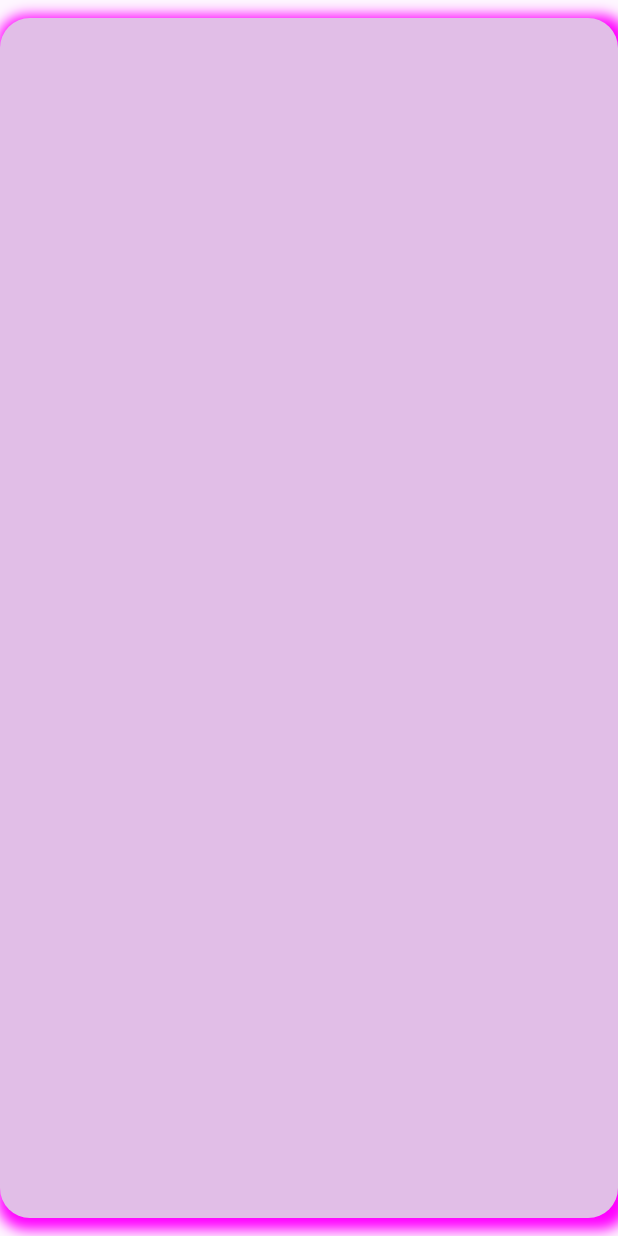
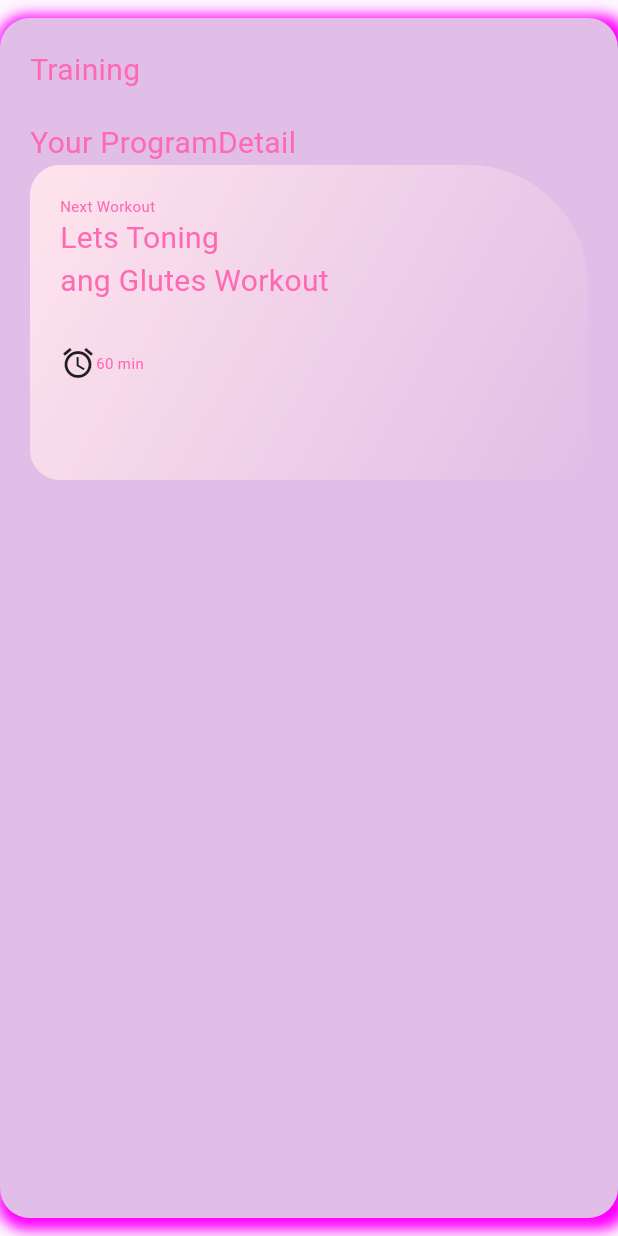
Before and after one commit to NameeNomen/Mobile-programing-with-dart-and-flutter, a Flutter app: the screen it shows after launch, on a phone screen of 412 x 824 dp. Run offline on Flutter 3.47's test engine with Material 3 defaults, Android fonts, the light colour scheme and no system bars.

Commit message:
masih pusing dengan proses

```diff
--- a/lib/latihan/icon.dart
+++ b/lib/latihan/icon.dart
@@ -24,7 +24,100 @@ class BelajarIcon extends StatelessWidget {
               )
             ],
           ),
+           child: Column(
+            crossAxisAlignment: CrossAxisAlignment.start,
+            children: [
+              Row(
+                children: [
+
+              Text("Training", style: TextStyle(
+                color: const Color(0xffFF69B4),
+                fontSize: 20,
+              ),),
+                ],
+              ),
+                SizedBox(
+                height: 20,
+              ),
+              Row(
+                children: [
+              Text("Your Program", style: TextStyle(
+                color: const Color(0xffFF69B4),
+                fontSize: 20,
+              ),),
+              Text("Detail", style: TextStyle(
+                color: const Color(0xffFF69B4),
+                fontSize: 20,
+              ),),
+            ],
+            ),
+          Container(
+                padding: EdgeInsets.all(20),
+                width: 400,
+                height: 210,
+                decoration: BoxDecoration(
+                  gradient: const LinearGradient(
+                    colors: [Color(0xffffe4ec), Color(0xffe1bee7)], // pink muda → ungu muda
+                    begin: Alignment.topLeft,
+                    end: Alignment.bottomRight,
+
+                  ),
+                  borderRadius: BorderRadius.only(
+                    topLeft: Radius.circular(20),
+                    topRight: Radius.circular(80),
+                    bottomLeft: Radius.circular(20),
+                    bottomRight: Radius.circular(20)
+                  )
+                ),
+                child: Column(
+                  crossAxisAlignment: CrossAxisAlignment.start,
+                  children: [
+                     Text("Next Workout", style: TextStyle(
+                  color: const Color(0xffFF69B4),
+                  fontSize: 10,
+                ),
+                ),
+                 Text("Lets Toning", style: TextStyle(
+                  color: const Color(0xffFF69B4),
+                  fontSize: 20,
+                ),
+                ),
+                 Text("ang Glutes Workout", style: TextStyle(
+                  color: const Color(0xffFF69B4),
+                  fontSize: 20,
+                ),
+                ),
+                SizedBox(
+                  height: 20,
+                ),
+                Row(
+                    children: [
+                      Icon(Icons.alarm),
+                       Text("60 min", style: TextStyle(
+                  color: const Color(0xffFF69B4),
+                  fontSize: 10,
+                ),
+                ),
+                SizedBox(
+                  width: 40,
+                ),
+                Container(
+                  width: 40,
+                  height: 40,
+                  decoration: BoxDecoration(
+
+                  ),
+                )
+                    ],
+                )
+                  ],
+                ),
+
+          )
+
+            ],
         ),
+      ),
       ),
       );
 
```
